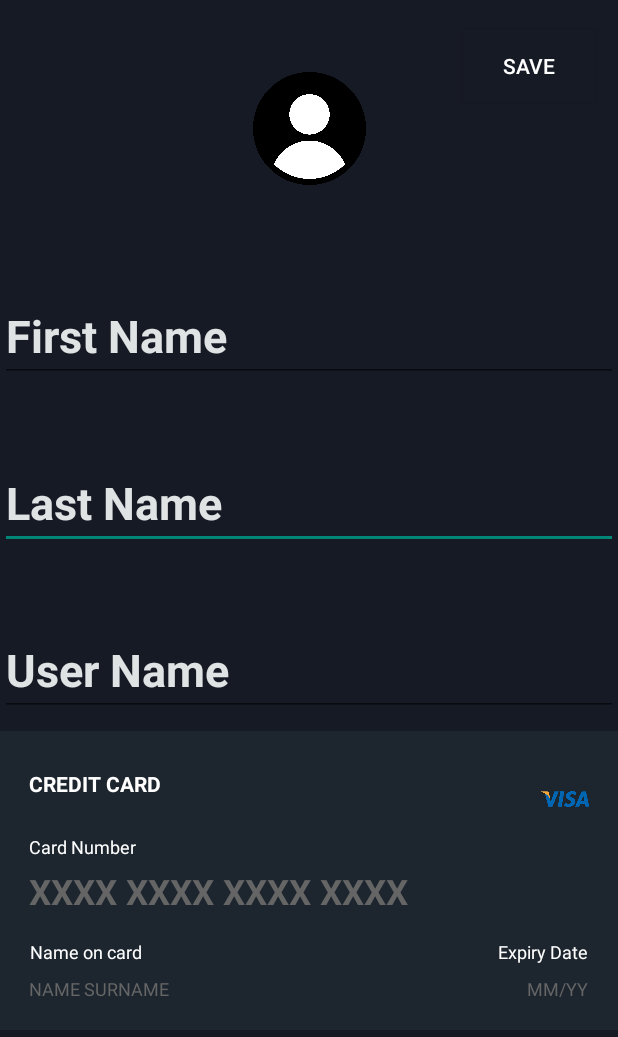
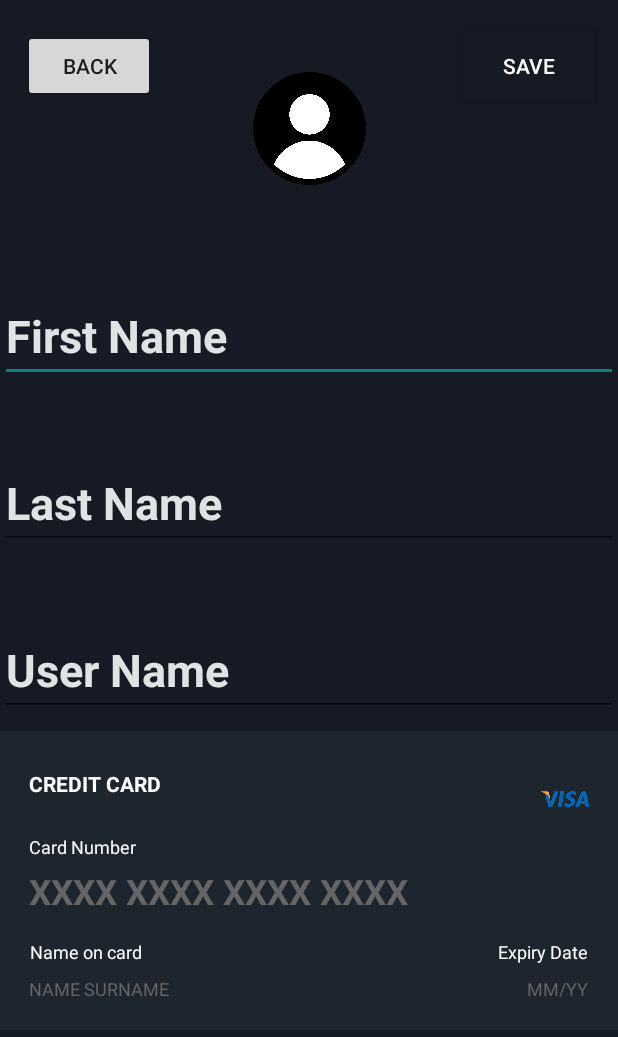
Before and after one commit to littleNightK/CoinView, an Android app: the RegisterInfoActivity screen opened directly, with no data from a screen before it, on a phone screen of 412 x 824 dp. Shown: the top 1037 px of the screen. Run offline under Robolectric (Android 15) with nearby library versions, the phone set to English and light mode, and no system bars; our stand-ins replace Firebase (no records; nobody signed in at launch, a user with empty details on screens opened directly).

Commit message:
small register fix

```diff
--- a/app/src/main/AndroidManifest.xml
+++ b/app/src/main/AndroidManifest.xml
@@ -28,7 +28,8 @@
             android:exported="false" />
         <activity
             android:name=".RegisterInfoActivity"
-            android:exported="false" />
+            android:exported="false"
+            android:windowSoftInputMode="adjustPan"/>
         <activity
             android:name=".NotificationPopUp"
             android:exported="false"
--- a/app/src/main/java/com/example/mycrypto/RegisterInfoActivity.java
+++ b/app/src/main/java/com/example/mycrypto/RegisterInfoActivity.java
@@ -36,6 +36,8 @@ public class RegisterInfoActivity extends AppCompatActivity {
         setContentView(R.layout.activity_register_info);
         FirebaseAuth mAuth = FirebaseAuth.getInstance();
 
+        Button backbtn = findViewById(R.id.back_button_3);
+
         Button btnRegister = findViewById(R.id.btnSave);
         EditText txtName = findViewById(R.id.First_Name);
         EditText txtLastName = findViewById(R.id.LastName_regist);
@@ -43,6 +45,7 @@ public class RegisterInfoActivity extends AppCompatActivity {
         EditText txtCardName = findViewById(R.id.etName_regist);
         EditText txtCardExp=findViewById(R.id.etExpiry_regist);
         EditText txtUsername=findViewById(R.id.User_name);
+
         btnRegister.setOnClickListener(new View.OnClickListener() {
             @Override
             public void onClick(View view) {
@@ -99,6 +102,17 @@ public class RegisterInfoActivity extends AppCompatActivity {
                 }
             }
         });
+
+
+        backbtn.setOnClickListener(new View.OnClickListener() {
+            @Override
+            public void onClick(View v) {
+                // back to main activity
+                Intent intent = new Intent(RegisterInfoActivity.this, MainActivity.class);
+                startActivity(intent);
+
+            }
+        });
     }
 
 
--- a/app/src/main/res/layout/activity_register_info.xml
+++ b/app/src/main/res/layout/activity_register_info.xml
@@ -1,5 +1,6 @@
 <?xml version="1.0" encoding="utf-8"?>
-<androidx.constraintlayout.widget.ConstraintLayout xmlns:android="http://schemas.android.com/apk/res/android"
+<ScrollView
+    xmlns:android="http://schemas.android.com/apk/res/android"
     xmlns:app="http://schemas.android.com/apk/res-auto"
     xmlns:tools="http://schemas.android.com/tools"
     android:background="@color/background"
@@ -7,6 +8,10 @@
     android:layout_height="match_parent"
 
     tools:context=".RegisterInfoActivity">
+
+<androidx.constraintlayout.widget.ConstraintLayout
+    android:layout_width="match_parent"
+    android:layout_height="match_parent" >
 
     <ScrollView
         android:id="@+id/scroll"
@@ -265,4 +270,14 @@
         app:layout_constraintEnd_toEndOf="parent"
         app:layout_constraintTop_toTopOf="parent" />
 
+    <Button
+        android:id="@+id/back_button_3"
+        android:layout_width="wrap_content"
+        android:layout_height="wrap_content"
+        android:layout_marginVertical="20dp"
+        android:layout_marginHorizontal="15dp"
+        android:text="Back"
+        app:layout_constraintStart_toStartOf="parent"
+        app:layout_constraintTop_toTopOf="parent" />
 </androidx.constraintlayout.widget.ConstraintLayout>
+</ScrollView>
```
